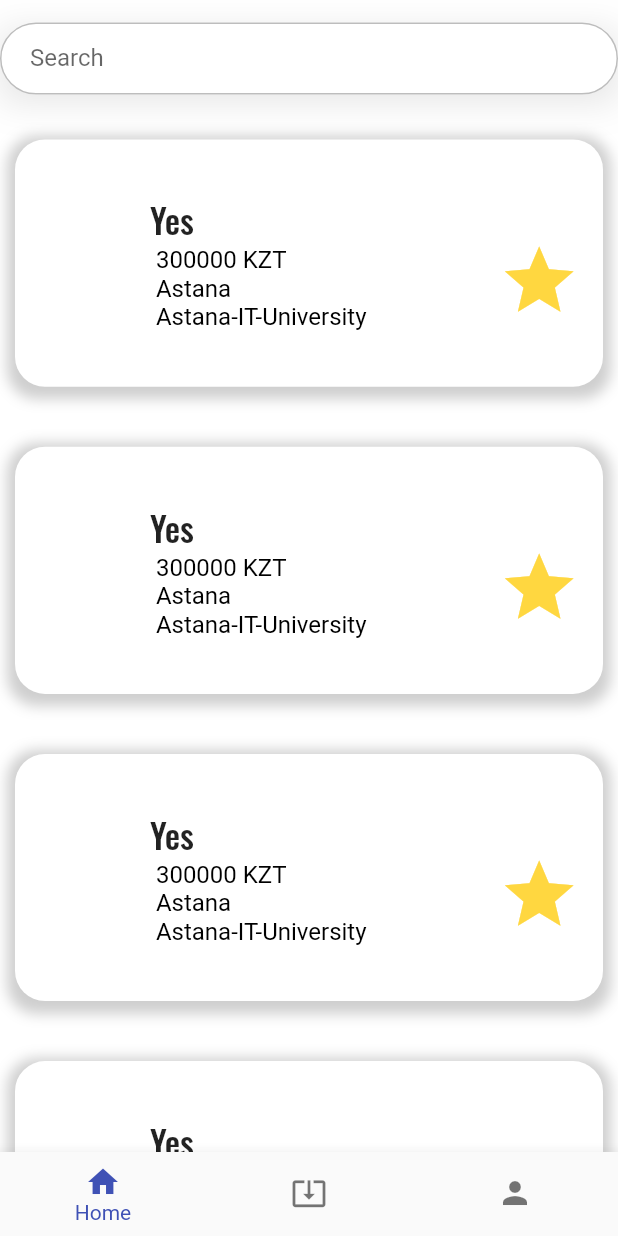
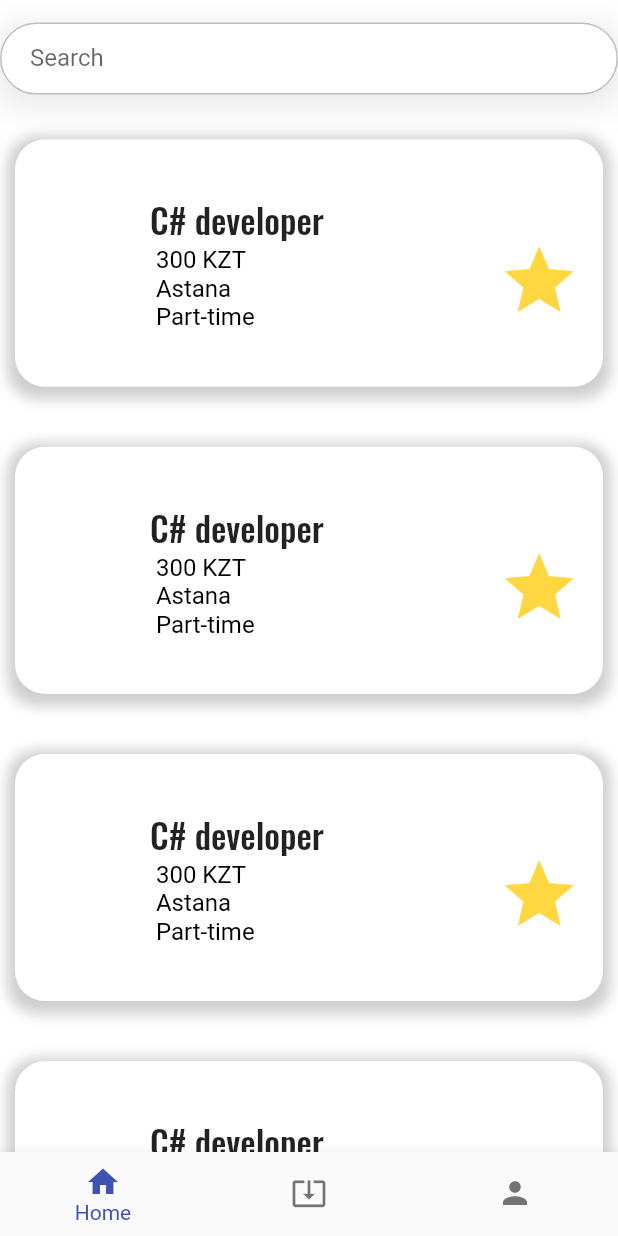
Before and after one commit to AkamazZz/FM_Flutter, a Flutter app: the screen it shows after launch, on a phone screen of 412 x 824 dp. Run offline on Flutter 3.47's test engine with Material 2 defaults, Android fonts, the phone set to English and light mode, and no system bars; our stand-ins replace bloc, equatable, flutter_bloc, font_awesome_flutter, google_fonts, hexcolor.

Commit message:
Added navigation from vacancy widget to widget page, adding to favorite on vacancy page

```diff
--- a/lib/main.dart
+++ b/lib/main.dart
@@ -44,7 +44,7 @@ class MyApp extends StatelessWidget {
         child: MaterialApp(
             theme: ThemeData(
               primaryColor: _primaryColor,
-              accentColor: _accentColor,
+              secondaryHeaderColor: Colors.white,
               scaffoldBackgroundColor: Colors.white,
               primarySwatch: Colors.indigo,
 
@@ -65,11 +65,7 @@ class MyApp extends StatelessWidget {
         } else if (state.navbarItem == NavbarItem.vacancies) {
           return VacanciesPage();
         } else if (state.navbarItem == NavbarItem.profile) {
-          return VacancyPage(vacancy: Vacancy(vacancy_exp: '0', vacancy_date_posted: DateTime(2021),
-              vacancy_salary: 300, vacancy_requirments: '0', vacancy_description: "Labore sunt veniam amet est. Minim nisi dolor eu ad incididunt cillum elit ex ut. Dolore exercitation nulla tempor consequat aliquip occaecat. Nisi id ipsum irure aute. Deserunt sit aute irure quis nulla eu consequat fugiat Lorem sunt magna et consequat labore. Laboris incididunt id Lorem est duis deserunt nisi dolore eiusmod culpa exercitation consectetur. Fugiat do aliqua laboris cillum sint dolor officia adipisicing excepteur fugiat officia. Cupidatat ut elit consequat ea laborum occaecat laborum aute consectetur Lorem exercitation. Lorem anim minim officia aliquip commodo deserunt mollit. Duis deserunt quis cillum voluptate duis ipsum quis incididunt elit excepteur excepteur labore duis cillum. Voluptate sint nulla minim eiusmod in nulla. Ea id ad duis esse adipisicing culpa ex esse ea dolore consequat. Reprehenderit eu minim veniam aliquip do ipsum duis do qui adipisicing aliquip ad occaecat.",
-              user_id: 1, vacancy_name: 'C# developer', vacancy_employment_type: 'Part-time',
-              vacancy_employer_name: 'Slave', vacancy_address: 'Astana'
-          ),);
+          return ProfilePage();
         }
         return Container();
       }
--- a/lib/pages/main_page.dart
+++ b/lib/pages/main_page.dart
@@ -3,6 +3,7 @@ import 'package:find_master/pages/widgets/vacancy/vacancy.dart';
 import 'package:flutter/material.dart';
 
 import '../common/theme_helper.dart';
+import '../models/vacancy.dart';
 
 class MainPage extends StatelessWidget {
   const MainPage({Key? key}) : super(key: key);
@@ -29,7 +30,11 @@ class MainPage extends StatelessWidget {
             );
           }else {
             return VacancyWidget(
-                'Yes', 300000, 'Astana', 'Astana-IT-University', true);
+                Vacancy(vacancy_exp: '0', vacancy_date_posted: DateTime(2021),
+                    vacancy_salary: 300, vacancy_requirments: '0', vacancy_description: "Labore sunt veniam amet est. Minim nisi dolor eu ad incididunt cillum elit ex ut. Dolore exercitation nulla tempor consequat aliquip occaecat. Nisi id ipsum irure aute. Deserunt sit aute irure quis nulla eu consequat fugiat Lorem sunt magna et consequat labore. Laboris incididunt id Lorem est duis deserunt nisi dolore eiusmod culpa exercitation consectetur. Fugiat do aliqua laboris cillum sint dolor officia adipisicing excepteur fugiat officia. Cupidatat ut elit consequat ea laborum occaecat laborum aute consectetur Lorem exercitation. Lorem anim minim officia aliquip commodo deserunt mollit. Duis deserunt quis cillum voluptate duis ipsum quis incididunt elit excepteur excepteur labore duis cillum. Voluptate sint nulla minim eiusmod in nulla. Ea id ad duis esse adipisicing culpa ex esse ea dolore consequat. Reprehenderit eu minim veniam aliquip do ipsum duis do qui adipisicing aliquip ad occaecat.",
+                    user_id: 1, vacancy_name: 'C# developer', vacancy_employment_type: 'Part-time',
+                    vacancy_employer_name: 'Slave', vacancy_address: 'Astana'
+                ), true);
           }
         },
         itemCount: 10,
--- a/lib/pages/vacancies_page.dart
+++ b/lib/pages/vacancies_page.dart
@@ -64,7 +64,11 @@ class VacanciesPage extends StatelessWidget {
 
 
             return VacancyWidget(
-                'Yes', 300000, 'Astana', 'Astana-IT-University', true);
+                Vacancy(vacancy_exp: '0', vacancy_date_posted: DateTime(2021),
+                    vacancy_salary: 300, vacancy_requirments: '0', vacancy_description: "Labore sunt veniam amet est. Minim nisi dolor eu ad incididunt cillum elit ex ut. Dolore exercitation nulla tempor consequat aliquip occaecat. Nisi id ipsum irure aute. Deserunt sit aute irure quis nulla eu consequat fugiat Lorem sunt magna et consequat labore. Laboris incididunt id Lorem est duis deserunt nisi dolore eiusmod culpa exercitation consectetur. Fugiat do aliqua laboris cillum sint dolor officia adipisicing excepteur fugiat officia. Cupidatat ut elit consequat ea laborum occaecat laborum aute consectetur Lorem exercitation. Lorem anim minim officia aliquip commodo deserunt mollit. Duis deserunt quis cillum voluptate duis ipsum quis incididunt elit excepteur excepteur labore duis cillum. Voluptate sint nulla minim eiusmod in nulla. Ea id ad duis esse adipisicing culpa ex esse ea dolore consequat. Reprehenderit eu minim veniam aliquip do ipsum duis do qui adipisicing aliquip ad occaecat.",
+                    user_id: 1, vacancy_name: 'C# developer', vacancy_employment_type: 'Part-time',
+                    vacancy_employer_name: 'Slave', vacancy_address: 'Astana'
+                ), true);
 
         },
         itemCount: 10,
--- a/lib/pages/widgets/vacancy/vacancy.dart
+++ b/lib/pages/widgets/vacancy/vacancy.dart
@@ -1,6 +1,7 @@
 
 
 import 'package:find_master/models/vacancy.dart';
+import 'package:find_master/pages/vacancy_page.dart';
 import 'package:flutter/cupertino.dart';
 import 'package:flutter/material.dart';
 import 'package:google_fonts/google_fonts.dart';
@@ -9,13 +10,11 @@ import '../../../common/theme_helper.dart';
 
 
 class VacancyWidget extends StatefulWidget{
-   final String _vacancy_name;
-   final int _salary;
-   final String _where_from;
-   final String _employment_type;
+   final Vacancy vacancy;
+
    bool _is_favourite;
 
-   VacancyWidget( this._vacancy_name, this._salary, this._where_from, this._employment_type, this._is_favourite,
+   VacancyWidget(this.vacancy, this._is_favourite,
    {Key? key}
    ) : super(key: key);
    @override
@@ -36,7 +35,8 @@ class _VacancyWidgetState extends State<VacancyWidget> {
       padding: const EdgeInsets.fromLTRB(10, 30, 10, 10),
       child:
       GestureDetector(
-        onTap: (){ },
+        onTap: (){Navigator.push(context, MaterialPageRoute(builder: (context) => VacancyPage(vacancy: widget.vacancy,
+            isFavorite: widget._is_favourite ))); },
         child:
       Container(
 
@@ -79,22 +79,22 @@ class _VacancyWidgetState extends State<VacancyWidget> {
               mainAxisAlignment: MainAxisAlignment.center,
               crossAxisAlignment: CrossAxisAlignment.start,
               children: [
-                Text(widget._vacancy_name,
+                Text(widget.vacancy.vacancy_name,
                     style: GoogleFonts.oswald(fontSize: 23, textStyle: Theme
                         .of(context)
                         .textTheme
                         .headline6)),
-                Text(' ' + widget._salary.toString() + " KZT",
+                Text(' ' + widget.vacancy.vacancy_salary.toString() + " KZT",
                     style: TextStyle(
                       color: Colors.black,
                       fontSize: 16,
                     )),
-                Text(' ' + widget._where_from.toString(),
+                Text(' ' + widget.vacancy.vacancy_address,
                     style: TextStyle(
                       color: Colors.black,
                       fontSize: 16,
                     )),
-                Text(' ' + widget._employment_type.toString(),
+                Text(' ' + widget.vacancy.vacancy_employment_type,
                     style: TextStyle(
                       color: Colors.black,
                       fontSize: 16,
```
Also changed, not shown: lib/pages/vacancy_page.dart (+42 -15 lines).
